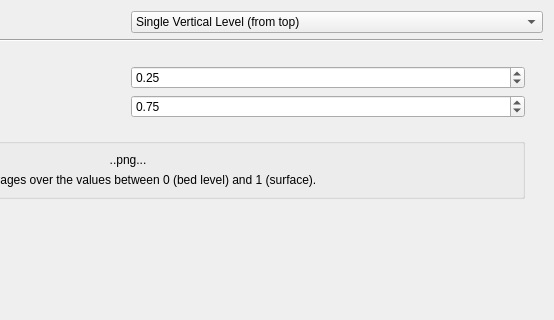
qgis/QGIS, file src/ui/mesh/qgsmeshrenderer3daveragingwidgetbase.ui: the form before one commit; both pictures show x 298 to 852 and y 0 to 320 of the 852 by 552 pixel window.
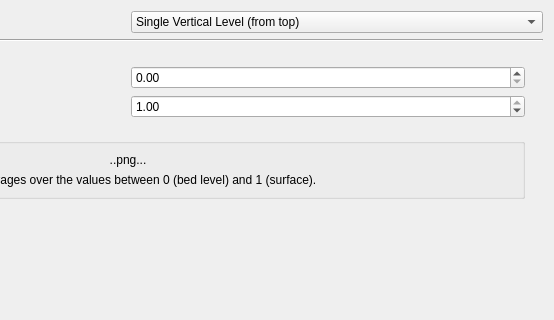
The form after the commit. The open tabs and pages were chosen to show the change. Custom widgets are drawn as their Qt base class.

Commit message: update default 3d averaging sigma values to 0-1

Diff of the .ui file:
```diff
--- a/src/ui/mesh/qgsmeshrenderer3daveragingwidgetbase.ui
+++ b/src/ui/mesh/qgsmeshrenderer3daveragingwidgetbase.ui
@@ -480,7 +480,7 @@
                <double>0.100000000000000</double>
               </property>
               <property name="value">
-               <double>0.250000000000000</double>
+               <double>0.000000000000000</double>
               </property>
              </widget>
             </item>
@@ -504,7 +504,7 @@
                <double>0.100000000000000</double>
               </property>
               <property name="value">
-               <double>0.750000000000000</double>
+               <double>1.000000000000000</double>
               </property>
              </widget>
             </item>
```
